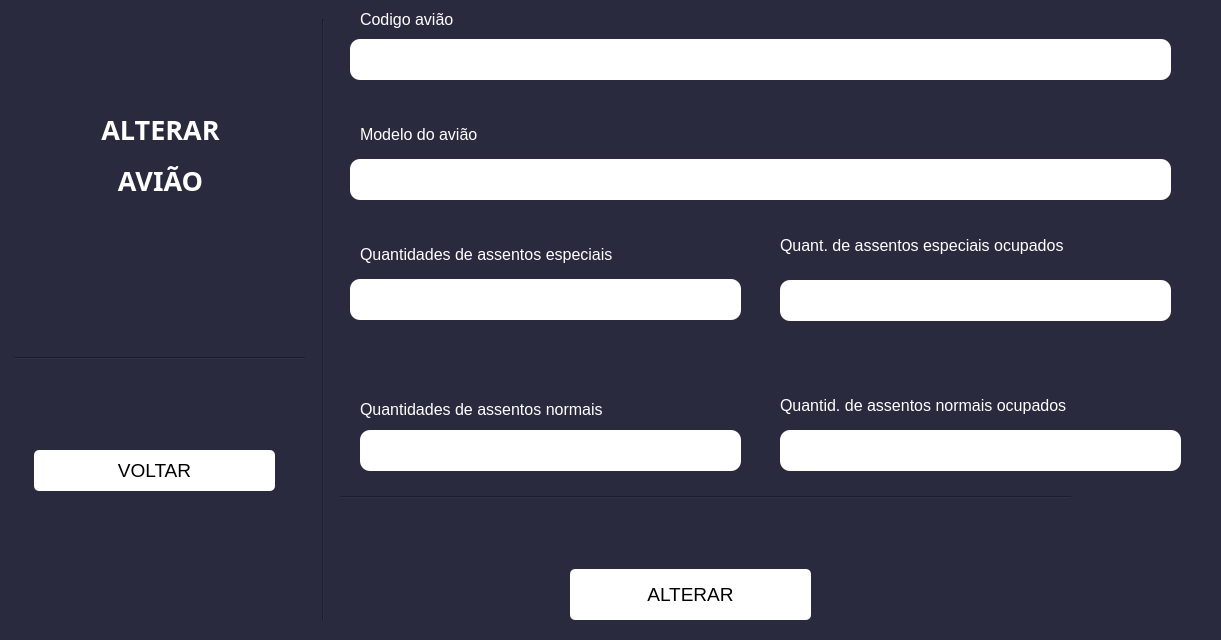
Qt form alterarAviao.ui (mosaviczki/projetoIHC) before a commit.
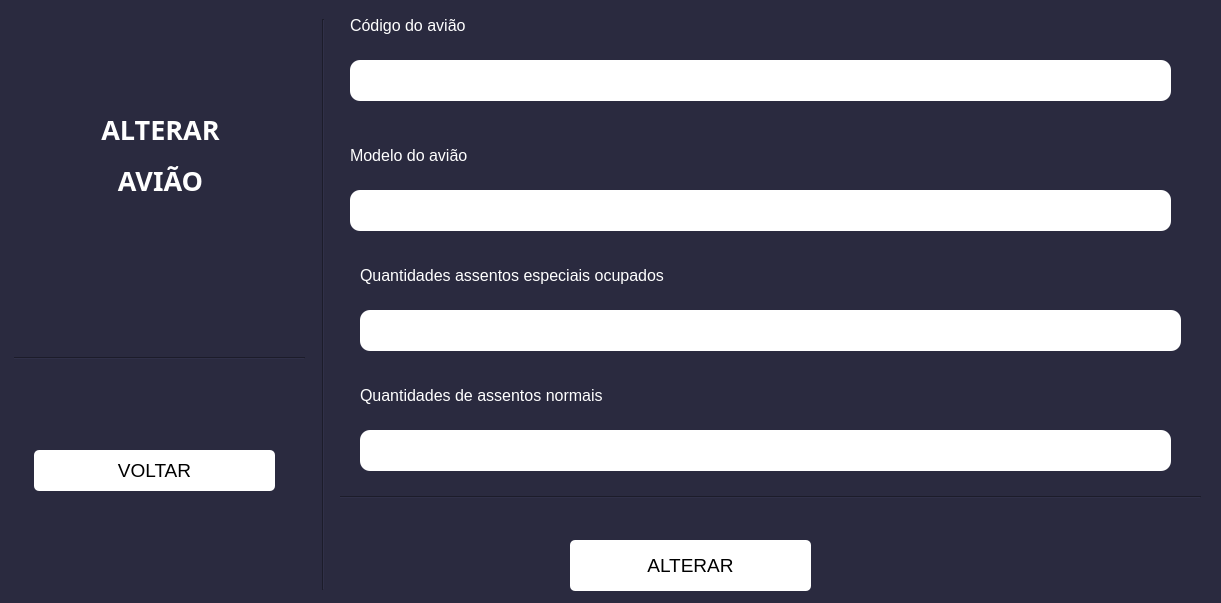
The same form after that commit.

```diff
--- a/alterarAviao.ui
+++ b/alterarAviao.ui
@@ -7,7 +7,7 @@
     <x>0</x>
     <y>0</y>
     <width>1221</width>
-    <height>640</height>
+    <height>603</height>
    </rect>
   </property>
   <property name="windowTitle">
@@ -21,7 +21,7 @@
     <rect>
      <x>340</x>
      <y>489</y>
-     <width>731</width>
+     <width>861</width>
      <height>16</height>
     </rect>
    </property>
@@ -36,23 +36,7 @@
    <property name="geometry">
     <rect>
      <x>350</x>
-     <y>159</y>
-     <width>821</width>
-     <height>41</height>
-    </rect>
-   </property>
-   <property name="styleSheet">
-    <string notr="true">background-color: rgb(255, 255, 255);
-color: rgb(136, 136, 136);
-border-radius: 10px
-</string>
-   </property>
-  </widget>
-  <widget class="QLineEdit" name="lineEdit">
-   <property name="geometry">
-    <rect>
-     <x>350</x>
-     <y>39</y>
+     <y>190</y>
      <width>821</width>
      <height>41</height>
     </rect>
@@ -68,8 +52,8 @@
    <property name="geometry">
     <rect>
      <x>360</x>
-     <y>394</y>
-     <width>401</width>
+     <y>380</y>
+     <width>691</width>
      <height>31</height>
     </rect>
    </property>
@@ -158,9 +142,9 @@
   <widget class="QLineEdit" name="lineEdit_3">
    <property name="geometry">
     <rect>
-     <x>350</x>
-     <y>279</y>
-     <width>391</width>
+     <x>360</x>
+     <y>310</y>
+     <width>821</width>
      <height>41</height>
     </rect>
    </property>
@@ -174,8 +158,8 @@
   <widget class="QLabel" name="label_4">
    <property name="geometry">
     <rect>
-     <x>360</x>
-     <y>119</y>
+     <x>350</x>
+     <y>140</y>
      <width>181</width>
      <height>31</height>
     </rect>
@@ -196,8 +180,8 @@
    <property name="geometry">
     <rect>
      <x>360</x>
-     <y>239</y>
-     <width>411</width>
+     <y>260</y>
+     <width>681</width>
      <height>31</height>
     </rect>
    </property>
@@ -210,7 +194,7 @@
     <string notr="true">color: rgb(255, 255, 255);</string>
    </property>
    <property name="text">
-    <string>Quantidades de assentos especiais</string>
+    <string>Quantidades assentos especiais ocupados</string>
    </property>
   </widget>
   <widget class="Line" name="line_2">
@@ -219,7 +203,7 @@
      <x>313</x>
      <y>19</y>
      <width>20</width>
-     <height>601</height>
+     <height>571</height>
     </rect>
    </property>
    <property name="orientation">
@@ -230,7 +214,7 @@
    <property name="geometry">
     <rect>
      <x>570</x>
-     <y>569</y>
+     <y>540</y>
      <width>241</width>
      <height>51</height>
     </rect>
@@ -255,27 +239,6 @@
     </size>
    </property>
   </widget>
-  <widget class="QLabel" name="label_3">
-   <property name="geometry">
-    <rect>
-     <x>360</x>
-     <y>4</y>
-     <width>161</width>
-     <height>31</height>
-    </rect>
-   </property>
-   <property name="font">
-    <font>
-     <pointsize>12</pointsize>
-    </font>
-   </property>
-   <property name="styleSheet">
-    <string notr="true">color: rgb(255, 255, 255);</string>
-   </property>
-   <property name="text">
-    <string>Codigo avião</string>
-   </property>
-  </widget>
   <widget class="QLabel" name="label_2">
    <property name="geometry">
     <rect>
@@ -308,7 +271,7 @@
     <rect>
      <x>360</x>
      <y>430</y>
-     <width>381</width>
+     <width>811</width>
      <height>41</height>
     </rect>
    </property>
@@ -319,12 +282,12 @@
 </string>
    </property>
   </widget>
-  <widget class="QLineEdit" name="lineEdit_5">
+  <widget class="QLineEdit" name="lineEdit">
    <property name="geometry">
     <rect>
-     <x>780</x>
-     <y>280</y>
-     <width>391</width>
+     <x>350</x>
+     <y>60</y>
+     <width>821</width>
      <height>41</height>
     </rect>
    </property>
@@ -335,28 +298,12 @@
 </string>
    </property>
   </widget>
-  <widget class="QLineEdit" name="lineEdit_6">
+  <widget class="QLabel" name="label_3">
    <property name="geometry">
     <rect>
-     <x>780</x>
-     <y>430</y>
-     <width>401</width>
-     <height>41</height>
-    </rect>
-   </property>
-   <property name="styleSheet">
-    <string notr="true">background-color: rgb(255, 255, 255);
-color: rgb(136, 136, 136);
-border-radius: 10px
-</string>
-   </property>
-  </widget>
-  <widget class="QLabel" name="label_7">
-   <property name="geometry">
-    <rect>
-     <x>780</x>
-     <y>230</y>
-     <width>421</width>
+     <x>350</x>
+     <y>10</y>
+     <width>181</width>
      <height>31</height>
     </rect>
    </property>
@@ -369,28 +316,7 @@
     <string notr="true">color: rgb(255, 255, 255);</string>
    </property>
    <property name="text">
-    <string>Quant. de assentos especiais ocupados</string>
-   </property>
-  </widget>
-  <widget class="QLabel" name="label_8">
-   <property name="geometry">
-    <rect>
-     <x>780</x>
-     <y>390</y>
-     <width>431</width>
-     <height>31</height>
-    </rect>
-   </property>
-   <property name="font">
-    <font>
-     <pointsize>12</pointsize>
-    </font>
-   </property>
-   <property name="styleSheet">
-    <string notr="true">color: rgb(255, 255, 255);</string>
-   </property>
-   <property name="text">
-    <string>Quantid. de assentos normais ocupados</string>
+    <string>Código do avião</string>
    </property>
   </widget>
  </widget>
```
